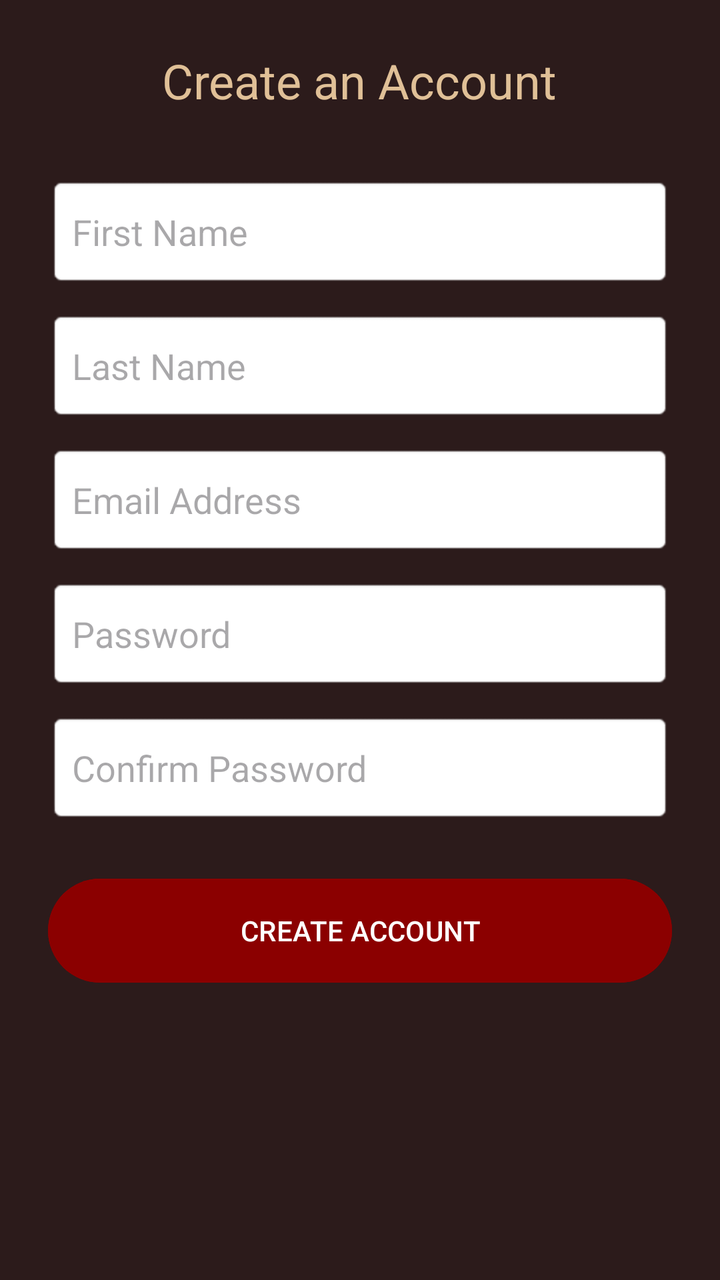
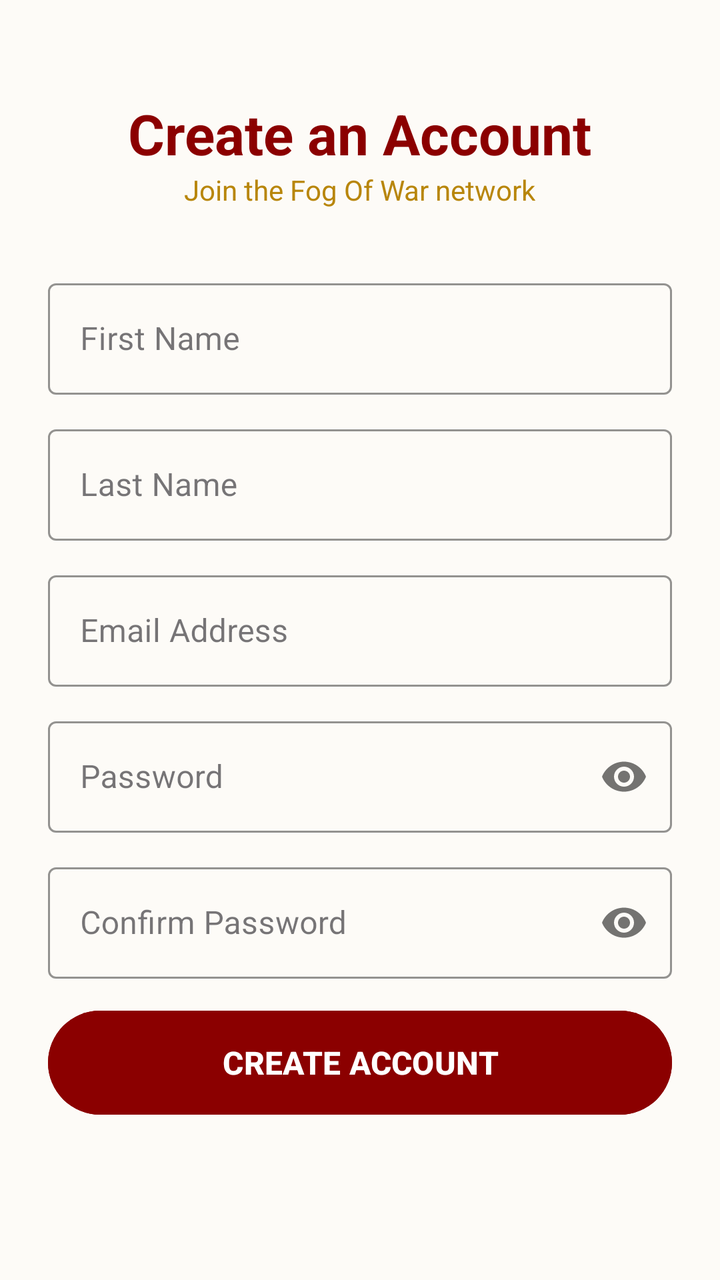

Before-and-after screenshots of an Android layout around one commit, followed by the original layout XML and the change that was made.
<!-- AndroidManifest.xml: application theme Theme.FogOfWar -->
<!-- res/layout/activity_register.xml -->
<?xml version="1.0" encoding="utf-8"?>
<ScrollView xmlns:android="http://schemas.android.com/apk/res/android"
    android:layout_width="match_parent"
    android:layout_height="match_parent"
    android:background="#2C1B1B"
    android:padding="24dp">

    <LinearLayout
        android:layout_width="match_parent"
        android:layout_height="wrap_content"
        android:orientation="vertical"
        android:gravity="center_horizontal">

        <TextView
            android:layout_width="wrap_content"
            android:layout_height="wrap_content"
            android:text="Create an Account"
            android:textColor="#E0C097"
            android:textSize="24sp" />

        <EditText
            android:id="@+id/edittextFirstName"
            android:layout_width="match_parent"
            android:layout_height="55dp"
            android:layout_marginTop="32dp"
            android:hint="First Name"
            android:background="@android:drawable/editbox_background"
            android:padding="12dp" />

        <EditText
            android:id="@+id/edittextLastName"
            android:layout_width="match_parent"
            android:layout_height="55dp"
            android:layout_marginTop="12dp"
            android:hint="Last Name"
            android:background="@android:drawable/editbox_background"
            android:padding="12dp" />

        <EditText
            android:id="@+id/edittextEmail"
            android:layout_width="match_parent"
            android:layout_height="55dp"
            android:layout_marginTop="12dp"
            android:hint="Email Address"
            android:inputType="textEmailAddress"
            android:background="@android:drawable/editbox_background"
            android:padding="12dp" />

        <EditText
            android:id="@+id/edittextPassword"
            android:layout_width="match_parent"
            android:layout_height="55dp"
            android:layout_marginTop="12dp"
            android:hint="Password"
            android:inputType="textPassword"
            android:background="@android:drawable/editbox_background"
            android:padding="12dp" />

        <EditText
            android:id="@+id/edittextConfirmPassword"
            android:layout_width="match_parent"
            android:layout_height="55dp"
            android:layout_marginTop="12dp"
            android:hint="Confirm Password"
            android:inputType="textPassword"
            android:background="@android:drawable/editbox_background"
            android:padding="12dp" />

        <Button
            android:id="@+id/buttonRegister"
            android:layout_width="match_parent"
            android:layout_height="60dp"
            android:layout_marginTop="24dp"
            android:backgroundTint="#8B0000"
            android:text="CREATE ACCOUNT"
            android:textColor="#FFFFFF" />

    </LinearLayout>
</ScrollView>
<!-- resources referenced by this layout -->
<resources>
  <style name="Theme.FogOfWar" parent="Base.Theme.FogOfWar" />
  <style name="Base.Theme.FogOfWar" parent="Theme.Material3.DayNight.NoActionBar">
          
          
      </style>
</resources>

<!-- the commit's change to res/layout/activity_register.xml (unified diff, before → after) -->
@@ -1,9 +1,10 @@
-<?xml version="1.0" encoding="utf-8"?>
 <ScrollView xmlns:android="http://schemas.android.com/apk/res/android"
+    xmlns:app="http://schemas.android.com/apk/res-auto"
     android:layout_width="match_parent"
     android:layout_height="match_parent"
-    android:background="#2C1B1B"
-    android:padding="24dp">
+    android:background="#FDFBF7"
+    android:padding="24dp"
+    android:fillViewport="true">
 
     <LinearLayout
         android:layout_width="match_parent"
@@ -14,66 +15,79 @@
         <TextView
             android:layout_width="wrap_content"
             android:layout_height="wrap_content"
+            android:layout_marginTop="24dp"
             android:text="Create an Account"
-            android:textColor="#E0C097"
-            android:textSize="24sp" />
+            android:textColor="#8B0000"
+            android:textSize="28sp"
+            android:textStyle="bold" />
 
-        <EditText
-            android:id="@+id/edittextFirstName"
-            android:layout_width="match_parent"
-            android:layout_height="55dp"
-            android:layout_marginTop="32dp"
-            android:hint="First Name"
-            android:background="@android:drawable/editbox_background"
-            android:padding="12dp" />
+        <TextView
+            android:layout_width="wrap_content"
+            android:layout_height="wrap_content"
+            android:text="Join the Fog Of War network"
+            android:textColor="#B8860B"
+            android:textSize="14sp"
+            android:layout_marginBottom="32dp" />
 
-        <EditText
-            android:id="@+id/edittextLastName"
-            android:layout_width="match_parent"
-            android:layout_height="55dp"
-            android:layout_marginTop="12dp"
-            android:hint="Last Name"
-            android:background="@android:drawable/editbox_background"
-            android:padding="12dp" />
+        <com.google.android.material.textfield.TextInputLayout
+            style="@style/FogOfWarInputStyle">
+            <com.google.android.material.textfield.TextInputEditText
+                android:id="@+id/edittextFirstName"
+                android:layout_width="match_parent"
+                android:layout_height="wrap_content"
+                android:hint="First Name" />
+        </com.google.android.material.textfield.TextInputLayout>
 
-        <EditText
-            android:id="@+id/edittextEmail"
-            android:layout_width="match_parent"
-            android:layout_height="55dp"
-            android:layout_marginTop="12dp"
-            android:hint="Email Address"
-            android:inputType="textEmailAddress"
-            android:background="@android:drawable/editbox_background"
-            android:padding="12dp" />
+        <com.google.android.material.textfield.TextInputLayout
+            style="@style/FogOfWarInputStyle">
+            <com.google.android.material.textfield.TextInputEditText
+                android:id="@+id/edittextLastName"
+                android:layout_width="match_parent"
+                android:layout_height="wrap_content"
+                android:hint="Last Name" />
+        </com.google.android.material.textfield.TextInputLayout>
 
-        <EditText
-            android:id="@+id/edittextPassword"
-            android:layout_width="match_parent"
-            android:layout_height="55dp"
-            android:layout_marginTop="12dp"
-            android:hint="Password"
-            android:inputType="textPassword"
-            android:background="@android:drawable/editbox_background"
-            android:padding="12dp" />
+        <com.google.android.material.textfield.TextInputLayout
+            style="@style/FogOfWarInputStyle">
+            <com.google.android.material.textfield.TextInputEditText
+                android:id="@+id/edittextEmail"
+                android:layout_width="match_parent"
+                android:layout_height="wrap_content"
+                android:hint="Email Address"
+                android:inputType="textEmailAddress" />
+        </com.google.android.material.textfield.TextInputLayout>
 
-        <EditText
-            android:id="@+id/edittextConfirmPassword"
-            android:layout_width="match_parent"
-            android:layout_height="55dp"
-            android:layout_marginTop="12dp"
-            android:hint="Confirm Password"
-            android:inputType="textPassword"
-            android:background="@android:drawable/editbox_background"
-            android:padding="12dp" />
+        <com.google.android.material.textfield.TextInputLayout
+            style="@style/FogOfWarInputStyle"
+            app:passwordToggleEnabled="true">
+            <com.google.android.material.textfield.TextInputEditText
+                android:id="@+id/edittextPassword"
+                android:layout_width="match_parent"
+                android:layout_height="wrap_content"
+                android:hint="Password"
+                android:inputType="textPassword" />
+        </com.google.android.material.textfield.TextInputLayout>
+
+        <com.google.android.material.textfield.TextInputLayout
+            style="@style/FogOfWarInputStyle"
+            app:passwordToggleEnabled="true">
+            <com.google.android.material.textfield.TextInputEditText
+                android:id="@+id/edittextConfirmPassword"
+                android:layout_width="match_parent"
+                android:layout_height="wrap_content"
+                android:hint="Confirm Password"
+                android:inputType="textPassword" />
+        </com.google.android.material.textfield.TextInputLayout>
 
         <Button
             android:id="@+id/buttonRegister"
             android:layout_width="match_parent"
             android:layout_height="60dp"
-            android:layout_marginTop="24dp"
             android:backgroundTint="#8B0000"
             android:text="CREATE ACCOUNT"
-            android:textColor="#FFFFFF" />
+            android:textColor="#FFFFFF"
+            android:textSize="16sp"
+            android:textStyle="bold" />
 
     </LinearLayout>
 </ScrollView>
<!-- resource entries referenced after the edit -->
@@ -1,5 +1,12 @@
 <!-- resources referenced by this layout -->
 <resources>
+  <style name="FogOfWarInputStyle" parent="Widget.MaterialComponents.TextInputLayout.OutlinedBox">
+          <item name="boxStrokeColor">#8B0000</item>
+          <item name="hintTextColor">#8B0000</item>
+          <item name="android:layout_width">match_parent</item>
+          <item name="android:layout_height">wrap_content</item>
+          <item name="android:layout_marginBottom">12dp</item>
+      </style>
   <style name="Theme.FogOfWar" parent="Base.Theme.FogOfWar" />
   <style name="Base.Theme.FogOfWar" parent="Theme.Material3.DayNight.NoActionBar">
           
